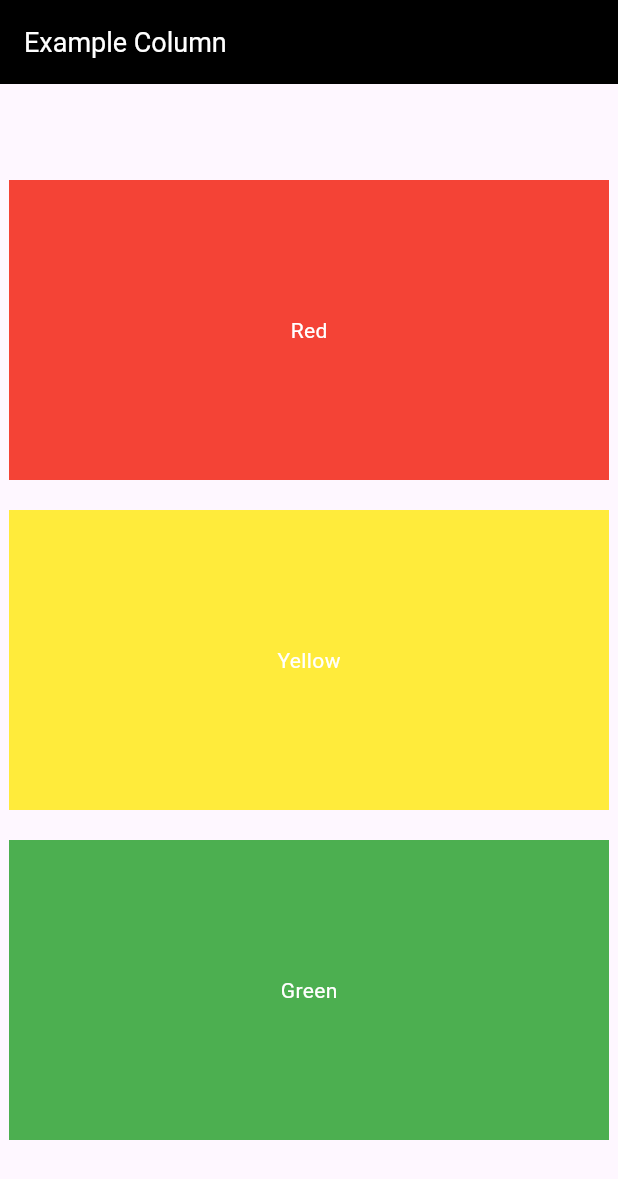
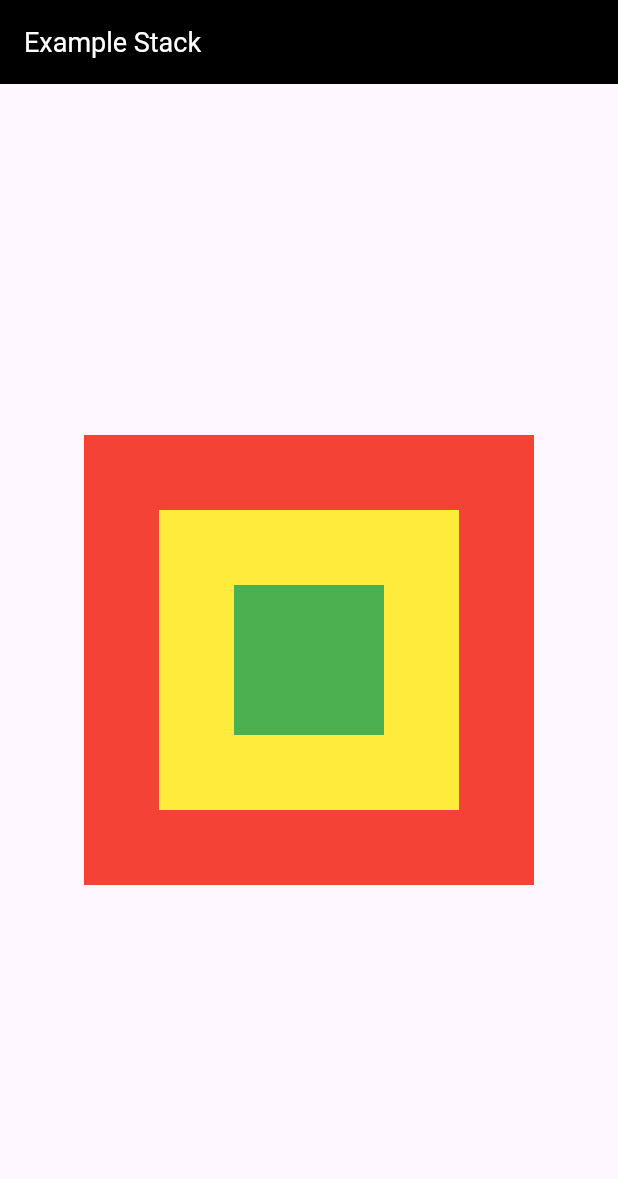
Before and after one commit to rubyske/Dasar-Flutter, a Flutter app: the screen it shows after launch, on a phone screen of 412 x 824 dp. Shown: the top 1179 px of the screen. Run offline on Flutter 3.47's test engine with Material 3 defaults, Android fonts, the phone set to English and light mode, and no system bars.

Commit message:
DF003 - Row, Stack

```diff
--- a/basic_flutter/lib/main.dart
+++ b/basic_flutter/lib/main.dart
@@ -1,4 +1,4 @@
-import 'package:basic_flutter/widget/column.dart';
+import 'package:basic_flutter/widget/stack.dart';
 import 'package:flutter/material.dart';
 
 void main(List<String> args) {
@@ -12,7 +12,7 @@ class MyApp extends StatelessWidget {
   Widget build(BuildContext context) {
     return const MaterialApp(
       debugShowCheckedModeBanner: false,
-      home: MyColumn(),
+      home: MyStack(),
     );
   }
 }
--- /dev/null
+++ b/basic_flutter/lib/widget/stack.dart
@@ -0,0 +1,35 @@
+import 'package:basic_flutter/widget/tools/my_app_bar.dart';
+import 'package:flutter/material.dart';
+
+class MyStack extends StatelessWidget {
+  const MyStack({super.key});
+
+  @override
+  Widget build(BuildContext context) {
+    return Scaffold(
+      appBar: CustomAppBar(title: "Example Stack"),
+      body: Center(
+        child: Stack(
+          alignment: Alignment.center,
+          children: [
+            Container(
+              height: 300,
+              width: 300,
+              color: Colors.red,
+            ),
+            Container(
+              height: 200,
+              width: 200,
+              color: Colors.yellow,
+            ),
+            Container(
+              height: 100,
+              width: 100,
+              color: Colors.green,
+            )
+          ],
+        ),
+      ),
+    );
+  }
+}
```
Also changed, not shown: basic_flutter/lib/widget/row.dart (added, +57 -0 lines).
